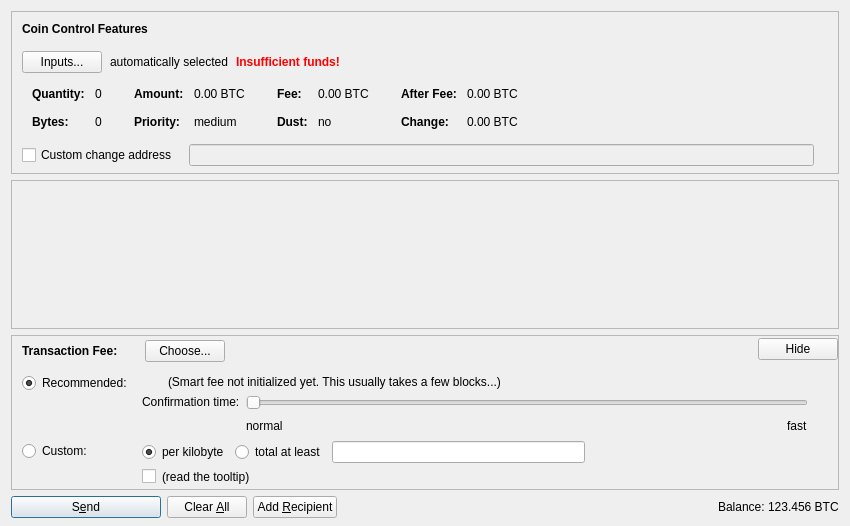
First picture: the form in src/qt/forms/sendcoinsdialog.ui, repository notestrand/nn, before the edit.
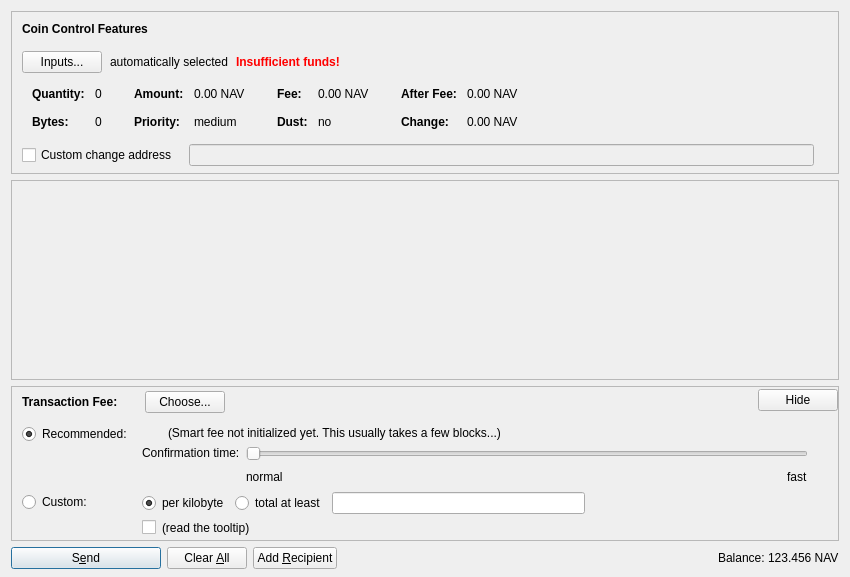
Second picture: the form after the edit. Icons and pictures are not drawn. Custom widgets are drawn as their Qt base class.

```diff
--- a/src/qt/forms/sendcoinsdialog.ui
+++ b/src/qt/forms/sendcoinsdialog.ui
@@ -7,12 +7,15 @@
     <x>0</x>
     <y>0</y>
     <width>850</width>
-    <height>526</height>
+    <height>577</height>
    </rect>
   </property>
   <property name="windowTitle">
    <string>Send Coins</string>
   </property>
+  <property name="styleSheet">
+   <string notr="true"/>
+  </property>
   <layout class="QVBoxLayout" name="verticalLayout" stretch="0,1,0,0">
    <property name="bottomMargin">
     <number>8</number>
@@ -324,7 +327,7 @@
                   <enum>Qt::ActionsContextMenu</enum>
                  </property>
                  <property name="text">
-                  <string notr="true">0.00 BTC</string>
+                  <string notr="true">0.00 NAV</string>
                  </property>
                  <property name="textInteractionFlags">
                   <set>Qt::LinksAccessibleByMouse|Qt::TextSelectableByKeyboard|Qt::TextSelectableByMouse</set>
@@ -404,7 +407,7 @@
                   <enum>Qt::ActionsContextMenu</enum>
                  </property>
                  <property name="text">
-                  <string notr="true">0.00 BTC</string>
+                  <string notr="true">0.00 NAV</string>
                  </property>
                  <property name="textInteractionFlags">
                   <set>Qt::LinksAccessibleByMouse|Qt::TextSelectableByKeyboard|Qt::TextSelectableByMouse</set>
@@ -484,7 +487,7 @@
                   <enum>Qt::ActionsContextMenu</enum>
                  </property>
                  <property name="text">
-                  <string notr="true">0.00 BTC</string>
+                  <string notr="true">0.00 NAV</string>
                  </property>
                  <property name="textInteractionFlags">
                   <set>Qt::LinksAccessibleByMouse|Qt::TextSelectableByKeyboard|Qt::TextSelectableByMouse</set>
@@ -513,7 +516,7 @@
                   <enum>Qt::ActionsContextMenu</enum>
                  </property>
                  <property name="text">
-                  <string notr="true">0.00 BTC</string>
+                  <string notr="true">0.00 NAV</string>
                  </property>
                  <property name="textInteractionFlags">
                   <set>Qt::LinksAccessibleByMouse|Qt::TextSelectableByKeyboard|Qt::TextSelectableByMouse</set>
@@ -608,6 +611,9 @@
    </item>
    <item>
     <widget class="QScrollArea" name="scrollArea">
+     <property name="styleSheet">
+      <string notr="true"/>
+     </property>
      <property name="widgetResizable">
       <bool>true</bool>
      </property>
@@ -616,8 +622,8 @@
        <rect>
         <x>0</x>
         <y>0</y>
-        <width>830</width>
-        <height>104</height>
+        <width>824</width>
+        <height>77</height>
        </rect>
       </property>
       <layout class="QVBoxLayout" name="verticalLayout_2" stretch="0,1">
@@ -766,6 +772,9 @@
               </item>
               <item>
                <widget class="QPushButton" name="buttonChooseFee">
+                <property name="styleSheet">
+                 <string notr="true"/>
+                </property>
                 <property name="text">
                  <string>Choose...</string>
                 </property>
@@ -806,6 +815,9 @@
             <property name="toolTip">
              <string>collapse fee-settings</string>
             </property>
+            <property name="styleSheet">
+             <string notr="true"/>
+            </property>
             <property name="text">
              <string>Hide</string>
             </property>
@@ -1201,6 +1213,9 @@
        <property name="toolTip">
         <string>Confirm the send action</string>
        </property>
+       <property name="styleSheet">
+        <string notr="true"/>
+       </property>
        <property name="text">
         <string>S&amp;end</string>
        </property>
@@ -1227,6 +1242,9 @@
        <property name="toolTip">
         <string>Clear all fields of the form.</string>
        </property>
+       <property name="styleSheet">
+        <string notr="true"/>
+       </property>
        <property name="text">
         <string>Clear &amp;All</string>
        </property>
@@ -1244,6 +1262,9 @@
        <property name="toolTip">
         <string>Send to multiple recipients at once</string>
        </property>
+       <property name="styleSheet">
+        <string notr="true"/>
+       </property>
        <property name="text">
         <string>Add &amp;Recipient</string>
        </property>
@@ -1299,7 +1320,7 @@
           <cursorShape>IBeamCursor</cursorShape>
          </property>
          <property name="text">
-          <string notr="true">123.456 BTC</string>
+          <string notr="true">123.456 NAV</string>
          </property>
          <property name="textInteractionFlags">
           <set>Qt::LinksAccessibleByMouse|Qt::TextSelectableByKeyboard|Qt::TextSelectableByMouse</set>
```
Left out of the diff: 20 changed lines with no effect on the pictures.
